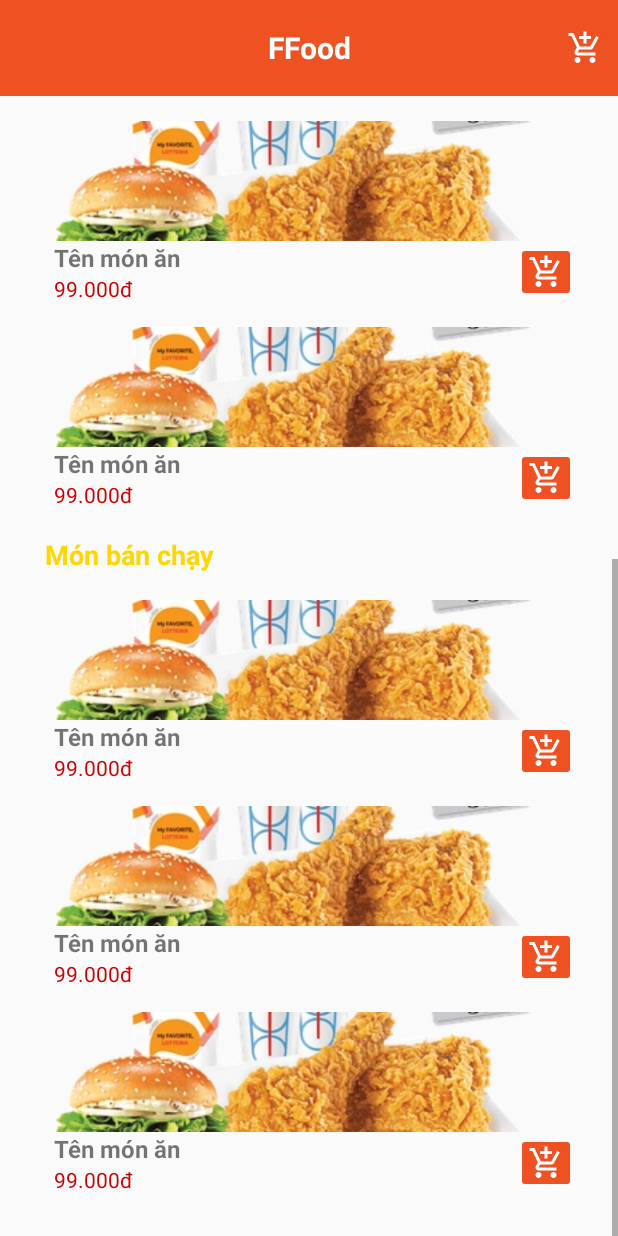
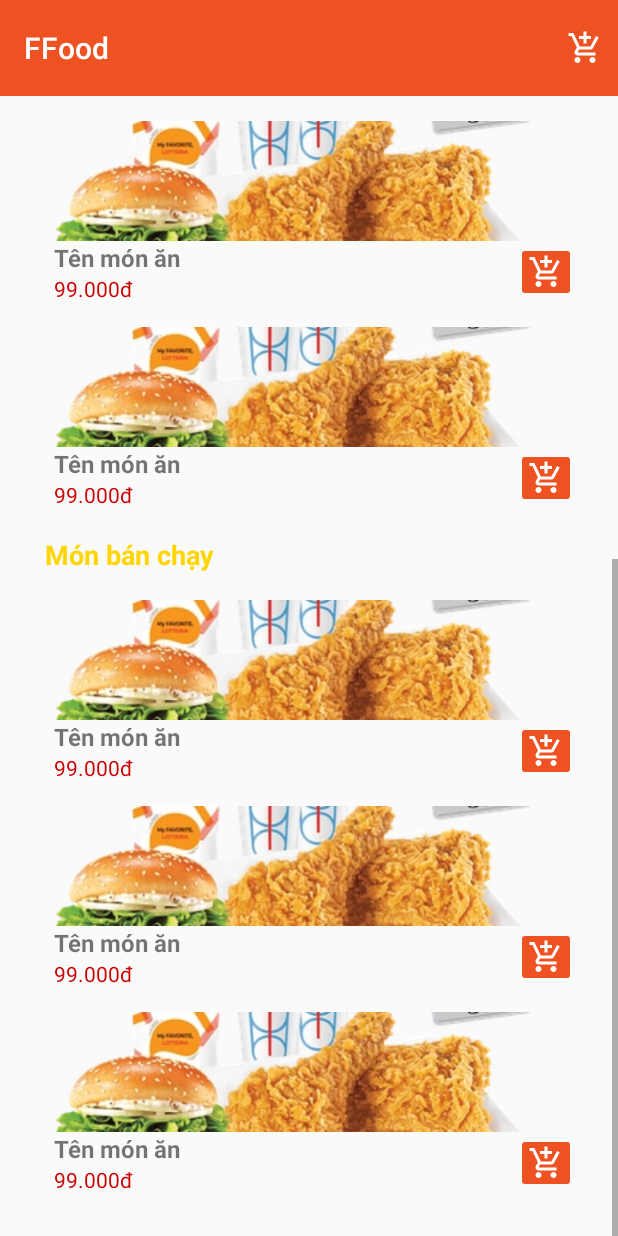
Before and after one commit to namtpce170126/ProjectPRM392, an Android app: the layout activity_home.xml on its own in the app's theme, with its tools: preview values and no code run, scrolled down 519 dp, on a phone screen of 412 x 824 dp. Run offline under Robolectric (Android 15) with nearby library versions, the phone set to English and light mode, and no system bars.

Commit message:
UI tạo fragment home và nav bottom

```diff
--- /dev/null
+++ b/ProjectPRM392/app/src/main/res/anim/slide_in_right.xml
@@ -0,0 +1,4 @@
+<?xml version="1.0" encoding="utf-8"?>
+<set xmlns:android="http://schemas.android.com/apk/res/android">
+    <translate android:fromXDelta="100%" android:toXDelta="0%" android:duration="300"/>
+</set>
--- /dev/null
+++ b/ProjectPRM392/app/src/main/res/anim/slide_out_left.xml
@@ -0,0 +1,4 @@
+<?xml version="1.0" encoding="utf-8"?>
+<set xmlns:android="http://schemas.android.com/apk/res/android">
+    <translate android:fromXDelta="0%" android:toXDelta="-100%" android:duration="300"/>
+</set>
--- a/ProjectPRM392/app/src/main/res/layout/activity_home.xml
+++ b/ProjectPRM392/app/src/main/res/layout/activity_home.xml
@@ -1,40 +1,32 @@
 <?xml version="1.0" encoding="utf-8"?>
-<LinearLayout xmlns:android="http://schemas.android.com/apk/res/android"
+<LinearLayout  xmlns:android="http://schemas.android.com/apk/res/android"
     xmlns:app="http://schemas.android.com/apk/res-auto"
     xmlns:tools="http://schemas.android.com/tools"
-    android:id="@+id/main"
     android:layout_width="match_parent"
     android:layout_height="match_parent"
     android:orientation="vertical"
-    tools:context=".HomeActivity">
+    tools:context=".HomeFragment">
 
+    <!--    HEADER-->
     <androidx.appcompat.widget.Toolbar
         android:id="@+id/toolbar"
         android:layout_width="match_parent"
         android:layout_height="wrap_content"
         android:background="#EF5222"
-        android:padding="10dp">
+        android:padding="10dp"
+        app:title="FFood"
+        app:titleTextColor="@android:color/white">
 
-        <!-- Tiêu đề ở giữa -->
-        <TextView
-            android:id="@+id/toolbar_title"
-            android:layout_width="wrap_content"
-            android:layout_height="wrap_content"
-            android:layout_gravity="center"
-            android:text="FFood"
-            android:textColor="@android:color/white"
-            android:textSize="20sp"
-            android:textStyle="bold"/>
-
-        <!-- Icon giỏ hàng -->
-        <ImageView
-            android:id="@+id/icon_cart"
+        <!-- ImageButton Giỏ hàng -->
+        <ImageButton
+            android:id="@+id/btn_cart"
             android:layout_width="wrap_content"
             android:layout_height="wrap_content"
             android:layout_gravity="end"
+            android:background="?attr/selectableItemBackgroundBorderless"
             android:padding="10dp"
             android:src="@drawable/baseline_add_shopping_cart_24"
-            app:tint="@android:color/white" />
+            app:tint="@android:color/white"/>
     </androidx.appcompat.widget.Toolbar>
 
     <!-- Bọc nội dung trong ScrollView -->
@@ -105,13 +97,4 @@
         </LinearLayout>
     </ScrollView>
 
-    <!-- Footer (Bottom Navigation) -->
-<!--    <com.google.android.material.bottomnavigation.BottomNavigationView-->
-<!--        android:id="@+id/bottomNavigation"-->
-<!--        android:layout_width="match_parent"-->
-<!--        android:layout_height="wrap_content"-->
-<!--        android:background="?android:attr/windowBackground"-->
-<!--        app:itemIconTint="@color/white"-->
-<!--        app:itemTextColor="@color/orange"-->
-<!--        app:menu="@menu/bottom_nav_menu"/>-->
-</LinearLayout>
+</LinearLayout >
--- a/ProjectPRM392/app/src/main/res/values-night/themes.xml
+++ b/ProjectPRM392/app/src/main/res/values-night/themes.xml
@@ -1,6 +1,6 @@
 <resources xmlns:tools="http://schemas.android.com/tools">
-    <!-- Base application theme. -->
-    <style name="Base.Theme.ProjectPRM392" parent="Theme.AppCompat.Light.DarkActionBar">
+     Base application theme.
+    <style name="Base.Theme.ProjectPRM392" parent="Theme.AppCompat.Light.NoActionBar">
         <!-- Customize your dark theme here. -->
         <!-- <item name="colorPrimary">@color/my_dark_primary</item> -->
     </style>
--- a/ProjectPRM392/app/src/main/res/values/themes.xml
+++ b/ProjectPRM392/app/src/main/res/values/themes.xml
@@ -1,6 +1,6 @@
 <resources xmlns:tools="http://schemas.android.com/tools">
-    <!-- Base application theme. -->
-    <style name="Base.Theme.ProjectPRM392" parent="Theme.AppCompat.Light.DarkActionBar">
+     Base application theme.
+    <style name="Base.Theme.ProjectPRM392" parent="Theme.AppCompat.Light.NoActionBar">
         <!-- Customize your light theme here. -->
         <!-- <item name="colorPrimary">@color/my_light_primary</item> -->
     </style>
```
Also changed, not shown: ProjectPRM392/app/src/main/AndroidManifest.xml (+4 -11 lines), ProjectPRM392/app/src/main/java/com/example/projectprm392/HomeFragment.java (renamed from ProjectPRM392/app/src/main/java/com/example/projectprm392/HomeActivity.java, +44 -25 lines), ProjectPRM392/app/src/main/java/com/example/projectprm392/MainActivity.java (+29 -7 lines), ProjectPRM392/app/src/main/res/color/bottom_nav_color.xml (added, +7 -0 lines), ProjectPRM392/app/src/main/res/drawable/baseline_add_home_24.xml (added, +7 -0 lines), ProjectPRM392/app/src/main/res/layout/activity_main.xml (+20 -14 lines), ProjectPRM392/app/src/main/res/layout/dashboard.xml (+13 -7 lines), ProjectPRM392/app/src/main/res/menu/bottom_nav_menu.xml (added, +15 -0 lines).
